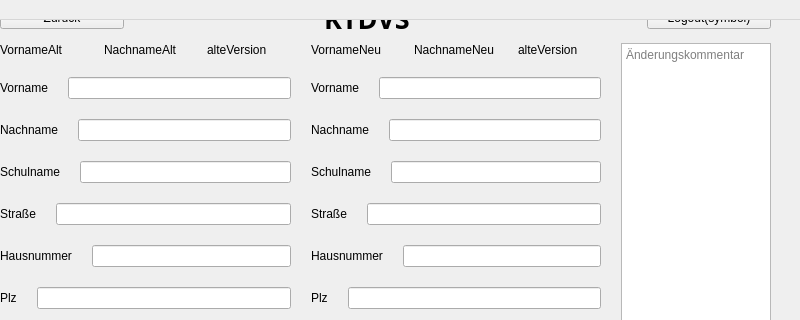
This is KTDVS/KTDVS/View_VersionsverlaufDetailliert.ui in SimonRuttmann/ClassReunionSoftware as Qt 5 draws it before an edit; both pictures show x 0 to 800 and y 0 to 320 of the 800 by 600 pixel window. The edited form follows.
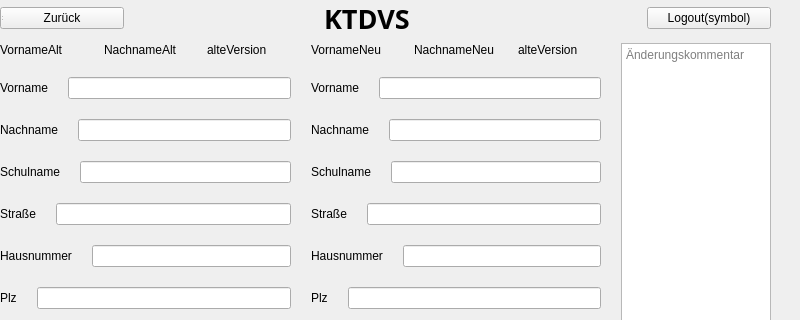
This is the edited form.

Patch:
```diff
--- a/KTDVS/KTDVS/View_VersionsverlaufDetailliert.ui
+++ b/KTDVS/KTDVS/View_VersionsverlaufDetailliert.ui
@@ -13,7 +13,15 @@
   <property name="windowTitle">
    <string>MainWindow</string>
   </property>
-  <widget class="QWidget" name="centralwidget">
+  <widget class="QWidget" name="centralwidget" native="true">
+   <property name="geometry">
+    <rect>
+     <x>0</x>
+     <y>0</y>
+     <width>771</width>
+     <height>561</height>
+    </rect>
+   </property>
    <widget class="QWidget" name="verticalLayoutWidget">
     <property name="geometry">
      <rect>
@@ -465,14 +473,13 @@
     </layout>
    </widget>
   </widget>
-  <widget class="QStatusBar" name="statusbar"/>
-  <widget class="QMenuBar" name="menubar">
+  <widget class="QStatusBar" name="statusbar">
    <property name="geometry">
     <rect>
      <x>0</x>
      <y>0</y>
-     <width>800</width>
-     <height>20</height>
+     <width>3</width>
+     <height>22</height>
     </rect>
    </property>
   </widget>
```
